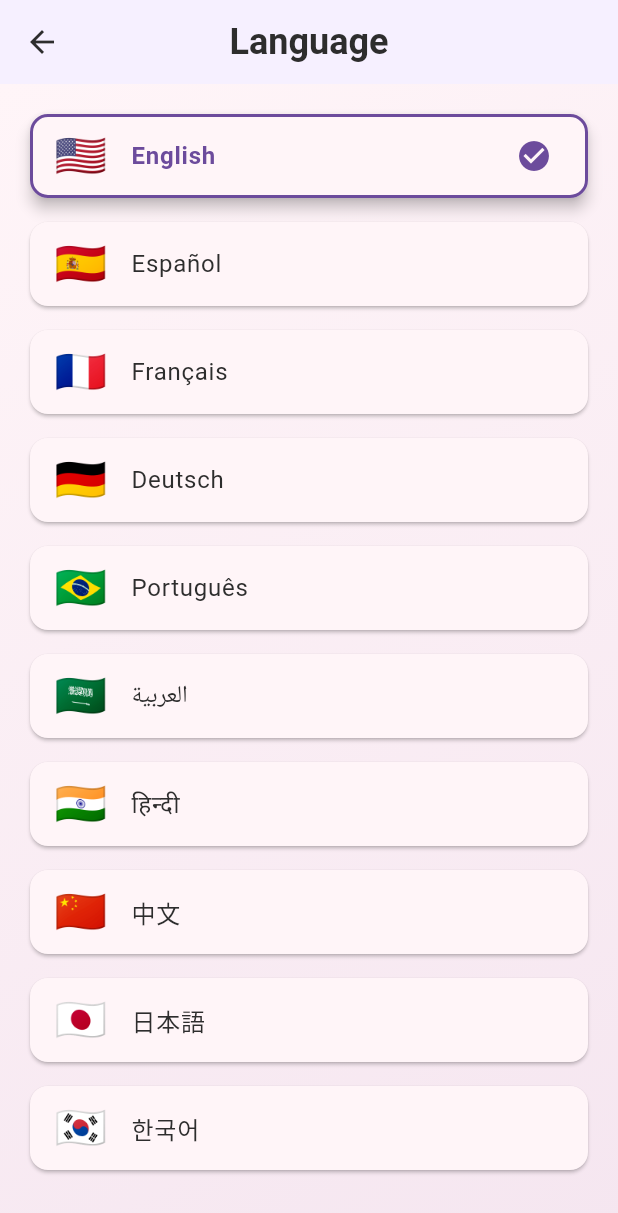
After one commit to Leeshwaan04/freezmeonflutter, a Flutter app: the LanguageSelector screen opened directly, on a phone screen of 412 x 824 dp. The commit adds this screen. Shown: the top 1213 px of the screen. Run offline on Flutter 3.47's test engine with Material 3 defaults, Android fonts, the phone set to English and light mode, and no system bars; our stand-ins replace cached_network_image, cloud_firestore, cloud_functions, firebase_auth, firebase_core, firebase_messaging and 8 more; accounts and stored records are empty.

Commit message:
feat: Add production readiness features - Cloud Functions, localization, push notifications, path invites

```diff
--- a/freezme/lib/l10n/app_localizations_ar.dart
+++ b/freezme/lib/l10n/app_localizations_ar.dart
@@ -17,7 +17,7 @@ class AppLocalizationsAr extends AppLocalizations {
   }
 
   @override
-  String get livePaths => 'مسارات مباشرة';
+  String get livePaths => 'المسارات النشطة';
 
   @override
   String get tonightPool => 'مجموعة الليلة';
@@ -39,7 +39,7 @@ class AppLocalizationsAr extends AppLocalizations {
   String get onboardingStep2Title => 'فحص الأجواء';
 
   @override
-  String get onboardingStep2Desc => 'اطلع على من يتناسب مع طاقتك الآن.';
+  String get onboardingStep2Desc => 'شاهد من يتوافق مع طاقتك الآن.';
 
   @override
   String get profileCompletionTitle => 'أكمل ملفك الشخصي';
@@ -54,7 +54,7 @@ class AppLocalizationsAr extends AppLocalizations {
   String get ageLabel => 'العمر';
 
   @override
-  String get bioLabel => 'السيرة الذاتية';
+  String get bioLabel => 'نبذة';
 
   @override
   String get distanceLabel => 'المسافة المفضلة';
--- /dev/null
+++ b/freezme/lib/services/localization_service.dart
@@ -0,0 +1,61 @@
+import 'package:flutter/material.dart';
+import 'package:shared_preferences/shared_preferences.dart';
+
+class LocalizationService extends ChangeNotifier {
+  static final LocalizationService _instance = LocalizationService._internal();
+  factory LocalizationService() => _instance;
+  LocalizationService._internal();
+
+  Locale _currentLocale = const Locale('en');
+  Locale get currentLocale => _currentLocale;
+
+  static const String _localeKey = 'selected_locale';
+
+  final List<Locale> supportedLocales = const [
+    Locale('en'), // English
+    Locale('es'), // Spanish
+    Locale('ar'), // Arabic (RTL)
+    Locale('fr'), // French
+    Locale('de'), // German
+    Locale('pt'), // Portuguese
+    Locale('hi'), // Hindi
+    Locale('zh'), // Chinese
+    Locale('ja'), // Japanese
+    Locale('ko'), // Korean
+  ];
+
+  Future<void> initialize() async {
+    final prefs = await SharedPreferences.getInstance();
+    final savedLocale = prefs.getString(_localeKey);
+    if (savedLocale != null) {
+      _currentLocale = Locale(savedLocale);
+    }
+  }
+
+  Future<void> setLocale(String languageCode) async {
+    if (_currentLocale.languageCode == languageCode) return;
+
+    _currentLocale = Locale(languageCode);
+    final prefs = await SharedPreferences.getInstance();
+    await prefs.setString(_localeKey, languageCode);
+    notifyListeners();
+  }
+
+  bool get isRtl => _currentLocale.languageCode == 'ar' || _currentLocale.languageCode == 'he';
+
+  String getLanguageName(String code) {
+    const names = {
+      'en': 'English',
+      'es': 'Español',
+      'ar': 'العربية',
+      'fr': 'Français',
+      'de': 'Deutsch',
+      'pt': 'Português',
+      'hi': 'हिन्दी',
+      'zh': '中文',
+      'ja': '日本語',
+      'ko': '한국어',
+    };
+    return names[code] ?? code;
+  }
+}
--- /dev/null
+++ b/freezme/lib/ui/settings/language_selector.dart
@@ -0,0 +1,87 @@
+import 'package:flutter/material.dart';
+import '../theme.dart';
+
+class LanguageSelector extends StatefulWidget {
+  const LanguageSelector({super.key});
+
+  @override
+  State<LanguageSelector> createState() => _LanguageSelectorState();
+}
+
+class _LanguageSelectorState extends State<LanguageSelector> {
+  String _selectedLocale = 'en';
+
+  final List<Map<String, String>> _languages = [
+    {'code': 'en', 'name': 'English', 'flag': '🇺🇸'},
+    {'code': 'es', 'name': 'Español', 'flag': '🇪🇸'},
+    {'code': 'fr', 'name': 'Français', 'flag': '🇫🇷'},
+    {'code': 'de', 'name': 'Deutsch', 'flag': '🇩🇪'},
+    {'code': 'pt', 'name': 'Português', 'flag': '🇧🇷'},
+    {'code': 'ar', 'name': 'العربية', 'flag': '🇸🇦'},
+    {'code': 'hi', 'name': 'हिन्दी', 'flag': '🇮🇳'},
+    {'code': 'zh', 'name': '中文', 'flag': '🇨🇳'},
+    {'code': 'ja', 'name': '日本語', 'flag': '🇯🇵'},
+    {'code': 'ko', 'name': '한국어', 'flag': '🇰🇷'},
+  ];
+
+  @override
+  Widget build(BuildContext context) {
+    return Scaffold(
+      appBar: AppBar(
+        title: const Text('Language'),
+        backgroundColor: Colors.transparent,
+        elevation: 0,
+      ),
+      body: Container(
+        decoration: const BoxDecoration(
+          gradient: FreezmeGradients.backgroundSoft,
+        ),
+        child: ListView.separated(
+          padding: const EdgeInsets.all(16),
+          itemCount: _languages.length,
+          separatorBuilder: (_, __) => const SizedBox(height: 8),
+          itemBuilder: (context, index) {
+            final lang = _languages[index];
+            final isSelected = lang['code'] == _selectedLocale;
+
+            return Card(
+              elevation: isSelected ? 4 : 1,
+              shape: RoundedRectangleBorder(
+                borderRadius: BorderRadius.circular(12),
+                side: isSelected
+                    ? const BorderSide(color: FreezmeColors.primary, width: 2)
+                    : BorderSide.none,
+              ),
+              child: ListTile(
+                leading: Text(
+                  lang['flag']!,
+                  style: const TextStyle(fontSize: 28),
+                ),
+                title: Text(
+                  lang['name']!,
+                  style: TextStyle(
+                    fontWeight: isSelected ? FontWeight.bold : FontWeight.normal,
+                    color: isSelected ? FreezmeColors.primary : FreezmeColors.neutral,
+                  ),
+                ),
+                trailing: isSelected
+                    ? const Icon(Icons.check_circle, color: FreezmeColors.primary)
+                    : null,
+                onTap: () {
+                  setState(() => _selectedLocale = lang['code']!);
+                  // TODO: Apply locale change via LocalizationService
+                  ScaffoldMessenger.of(context).showSnackBar(
+                    SnackBar(
+                      content: Text('Language changed to ${lang['name']}'),
+                      duration: const Duration(seconds: 2),
+                    ),
+                  );
+                },
+              ),
+            );
+          },
+        ),
+      ),
+    );
+  }
+}
```
Also changed, not shown: freezme/lib/l10n/app_ar.arb (+4 -4 lines), freezme/lib/l10n/app_es.arb (+11 -11 lines), freezme/lib/l10n/app_localizations_es.dart (+10 -10 lines), freezme/lib/services/push_notification_service.dart (added, +73 -0 lines), freezme/lib/ui/chat/chat_list_page.dart (+12 -54 lines), freezme/lib/ui/paths/path_invites_page.dart (added, +251 -0 lines), 3 other files.
